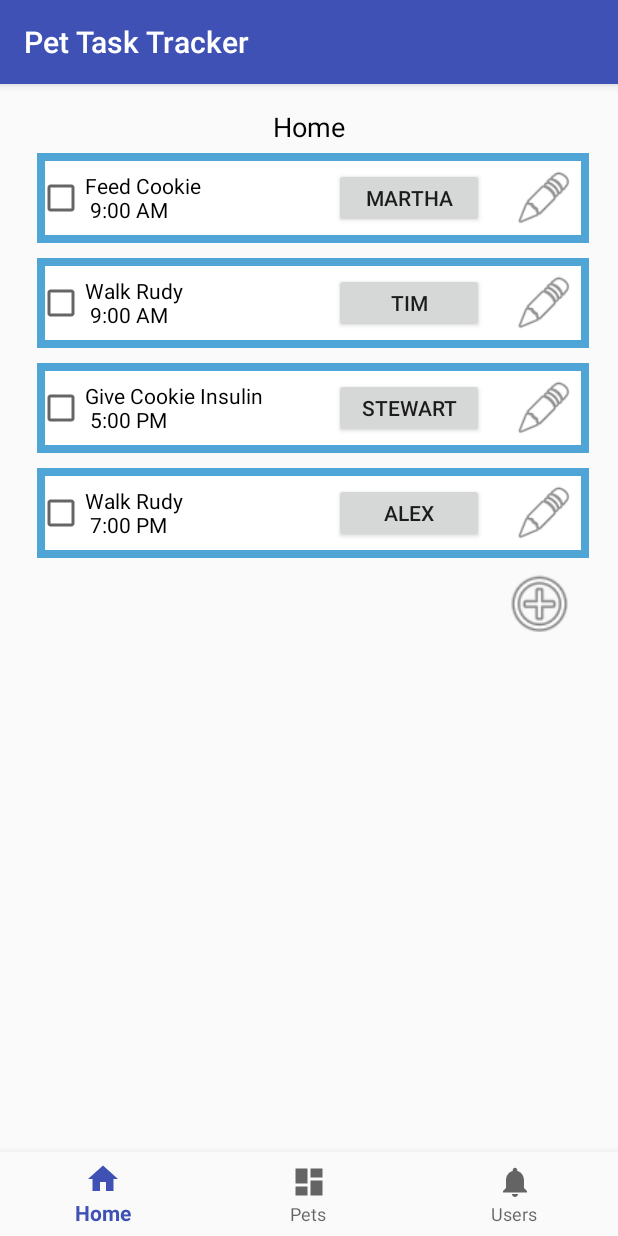
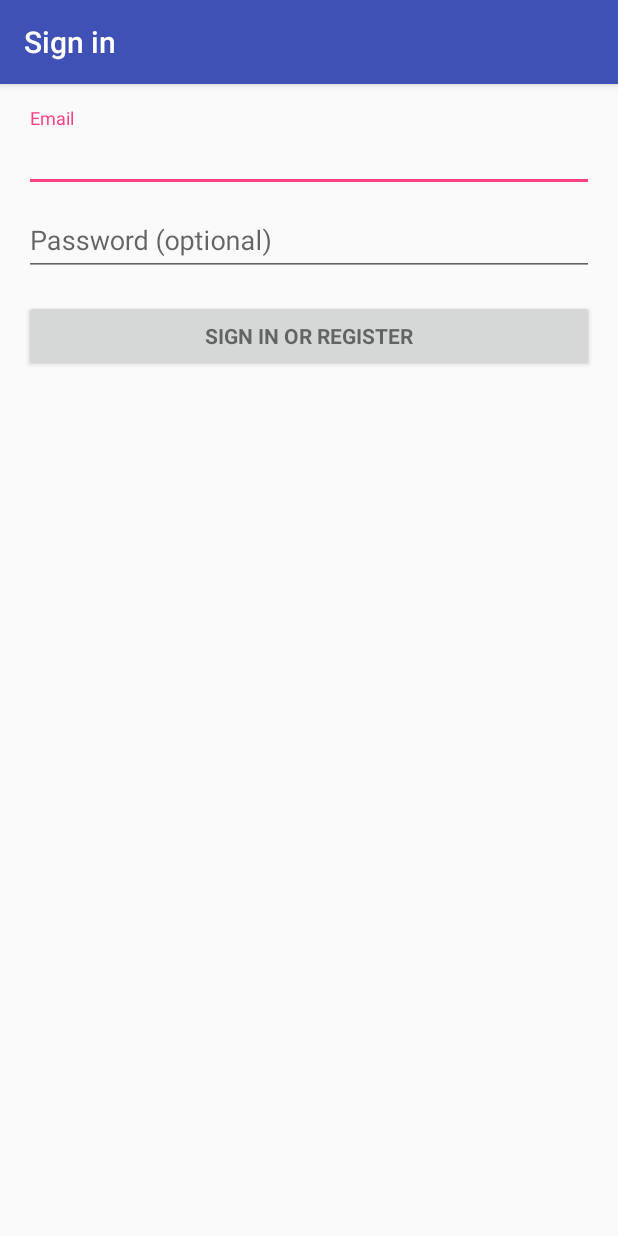
Before and after one commit to dregalbuto/pet-task-tracker-mirror, an Android app: the screen it shows after launch (MainActivity before the commit, LoginActivity after it), on a phone screen of 412 x 824 dp. Run offline under Robolectric (Android 15) with nearby library versions, the phone set to English and light mode, and no system bars; 2 statements that could not run were skipped.

Commit message:
added login screen mockup

```diff
--- /dev/null
+++ b/app/src/main/java/northeastern/is4300/pettasktracker/LoginActivity.java
@@ -0,0 +1,357 @@
+package northeastern.is4300.pettasktracker;
+
+import android.animation.Animator;
+import android.animation.AnimatorListenerAdapter;
+import android.annotation.TargetApi;
+import android.content.Intent;
+import android.content.pm.PackageManager;
+import android.support.annotation.NonNull;
+import android.support.design.widget.Snackbar;
+import android.support.v7.app.AppCompatActivity;
+import android.app.LoaderManager.LoaderCallbacks;
+
+import android.content.CursorLoader;
+import android.content.Loader;
+import android.database.Cursor;
+import android.net.Uri;
+import android.os.AsyncTask;
+
+import android.os.Build;
+import android.os.Bundle;
+import android.provider.ContactsContract;
+import android.text.TextUtils;
+import android.util.Log;
+import android.view.KeyEvent;
+import android.view.View;
+import android.view.View.OnClickListener;
+import android.view.inputmethod.EditorInfo;
+import android.widget.ArrayAdapter;
+import android.widget.AutoCompleteTextView;
+import android.widget.Button;
+import android.widget.EditText;
+import android.widget.TextView;
+
+import java.util.ArrayList;
+import java.util.List;
+
+import static android.Manifest.permission.READ_CONTACTS;
+
+/**
+ * A login screen that offers login via email/password.
+ */
+public class LoginActivity extends AppCompatActivity implements LoaderCallbacks<Cursor> {
+
+    /**
+     * Id to identity READ_CONTACTS permission request.
+     */
+    private static final int REQUEST_READ_CONTACTS = 0;
+
+    /**
+     * A dummy authentication store containing known user names and passwords.
+     * TODO: remove after connecting to a real authentication system.
+     */
+    private static final String[] DUMMY_CREDENTIALS = new String[]{
+            "foo@example.com:hello", "bar@example.com:world"
+    };
+    /**
+     * Keep track of the login task to ensure we can cancel it if requested.
+     */
+    private UserLoginTask mAuthTask = null;
+
+    // UI references.
+    private AutoCompleteTextView mEmailView;
+    private EditText mPasswordView;
+    private View mProgressView;
+    private View mLoginFormView;
+
+    @Override
+    protected void onCreate(Bundle savedInstanceState) {
+        super.onCreate(savedInstanceState);
+        setContentView(R.layout.activity_login);
+        // Set up the login form.
+        mEmailView = (AutoCompleteTextView) findViewById(R.id.email);
+        populateAutoComplete();
+
+        mPasswordView = (EditText) findViewById(R.id.password);
+        mPasswordView.setOnEditorActionListener(new TextView.OnEditorActionListener() {
+            @Override
+            public boolean onEditorAction(TextView textView, int id, KeyEvent keyEvent) {
+                if (id == EditorInfo.IME_ACTION_DONE || id == EditorInfo.IME_NULL) {
+                    attemptLogin();
+                    return true;
+                }
+                return false;
+            }
+        });
+
+        Button mEmailSignInButton = (Button) findViewById(R.id.email_sign_in_button);
+        mEmailSignInButton.setOnClickListener(new OnClickListener() {
+            @Override
+            public void onClick(View view) {
+                attemptLogin();
+            }
+        });
+
+        mLoginFormView = findViewById(R.id.login_form);
+        mProgressView = findViewById(R.id.login_progress);
+    }
+
+    private void populateAutoComplete() {
+        if (!mayRequestContacts()) {
+            return;
+        }
+
+        getLoaderManager().initLoader(0, null, this);
+    }
+
+    private boolean mayRequestContacts() {
+        if (Build.VERSION.SDK_INT < Build.VERSION_CODES.M) {
+            return true;
+        }
+        if (checkSelfPermission(READ_CONTACTS) == PackageManager.PERMISSION_GRANTED) {
+            return true;
+        }
+        if (shouldShowRequestPermissionRationale(READ_CONTACTS)) {
+            Snackbar.make(mEmailView, R.string.permission_rationale, Snackbar.LENGTH_INDEFINITE)
+                    .setAction(android.R.string.ok, new View.OnClickListener() {
+                        @Override
+                        @TargetApi(Build.VERSION_CODES.M)
+                        public void onClick(View v) {
+                            requestPermissions(new String[]{READ_CONTACTS}, REQUEST_READ_CONTACTS);
+                        }
+                    });
+        } else {
+            requestPermissions(new String[]{READ_CONTACTS}, REQUEST_READ_CONTACTS);
+        }
+        return false;
+    }
+
+    /**
+     * Callback received when a permissions request has been completed.
+     */
+    @Override
+    public void onRequestPermissionsResult(int requestCode, @NonNull String[] permissions,
+                                           @NonNull int[] grantResults) {
+        if (requestCode == REQUEST_READ_CONTACTS) {
+            if (grantResults.length == 1 && grantResults[0] == PackageManager.PERMISSION_GRANTED) {
+                populateAutoComplete();
+            }
+        }
+    }
+
+
+    /**
+     * Attempts to sign in or register the account specified by the login form.
+     * If there are form errors (invalid email, missing fields, etc.), the
+     * errors are presented and no actual login attempt is made.
+     */
+    private void attemptLogin() {
+
+        Intent i = new Intent(LoginActivity.this, MainActivity.class);
+        startActivity(i);
+
+        /* TODO make this work
+        if (mAuthTask != null) {
+            return;
+        }
+
+        // Reset errors.
+        mEmailView.setError(null);
+        mPasswordView.setError(null);
+
+        // Store values at the time of the login attempt.
+        String email = mEmailView.getText().toString();
+        String password = mPasswordView.getText().toString();
+
+        boolean cancel = false;
+        View focusView = null;
+
+        // Check for a valid password, if the user entered one.
+        if (!TextUtils.isEmpty(password) && !isPasswordValid(password)) {
+            mPasswordView.setError(getString(R.string.error_invalid_password));
+            focusView = mPasswordView;
+            cancel = true;
+        }
+
+        // Check for a valid email address.
+        if (TextUtils.isEmpty(email)) {
+            mEmailView.setError(getString(R.string.error_field_required));
+            focusView = mEmailView;
+            cancel = true;
+        } else if (!isEmailValid(email)) {
+            mEmailView.setError(getString(R.string.error_invalid_email));
+            focusView = mEmailView;
+            cancel = true;
+        }
+
+        if (cancel) {
+            // There was an error; don't attempt login and focus the first
+            // form field with an error.
+            focusView.requestFocus();
+        } else {
+            // Show a progress spinner, and kick off a background task to
+            // perform the user login attempt.
+            showProgress(true);
+            mAuthTask = new UserLoginTask(email, password);
+            mAuthTask.execute((Void) null);
+        }
+        */
+    }
+
+    private boolean isEmailValid(String email) {
+        //TODO: Replace this with your own logic
+        return email.contains("@");
+    }
+
+    private boolean isPasswordValid(String password) {
+        //TODO: Replace this with your own logic
+        return password.length() > 4;
+    }
+
+    /**
+     * Shows the progress UI and hides the login form.
+     */
+    @TargetApi(Build.VERSION_CODES.HONEYCOMB_MR2)
+    private void showProgress(final boolean show) {
+        // On Honeycomb MR2 we have the ViewPropertyAnimator APIs, which allow
+        // for very easy animations. If available, use these APIs to fade-in
+        // the progress spinner.
+        if (Build.VERSION.SDK_INT >= Build.VERSION_CODES.HONEYCOMB_MR2) {
+            int shortAnimTime = getResources().getInteger(android.R.integer.config_shortAnimTime);
+
+            mLoginFormView.setVisibility(show ? View.GONE : View.VISIBLE);
+            mLoginFormView.animate().setDuration(shortAnimTime).alpha(
+                    show ? 0 : 1).setListener(new AnimatorListenerAdapter() {
+                @Override
+                public void onAnimationEnd(Animator animation) {
+                    mLoginFormView.setVisibility(show ? View.GONE : View.VISIBLE);
+                }
+            });
+
+            mProgressView.setVisibility(show ? View.VISIBLE : View.GONE);
+            mProgressView.animate().setDuration(shortAnimTime).alpha(
+                    show ? 1 : 0).setListener(new AnimatorListenerAdapter() {
+                @Override
+                public void onAnimationEnd(Animator animation) {
+                    mProgressView.setVisibility(show ? View.VISIBLE : View.GONE);
+                }
+            });
+        } else {
+            // The ViewPropertyAnimator APIs are not available, so simply show
+            // and hide the relevant UI components.
+            mProgressView.setVisibility(show ? View.VISIBLE : View.GONE);
+            mLoginFormView.setVisibility(show ? View.GONE : View.VISIBLE);
+        }
+    }
+
+    @Override
+    public Loader<Cursor> onCreateLoader(int i, Bundle bundle) {
+        return new CursorLoader(this,
+                // Retrieve data rows for the device user's 'profile' contact.
+                Uri.withAppendedPath(ContactsContract.Profile.CONTENT_URI,
+                        ContactsContract.Contacts.Data.CONTENT_DIRECTORY), ProfileQuery.PROJECTION,
+
+                // Select only email addresses.
+                ContactsContract.Contacts.Data.MIMETYPE +
+                        " = ?", new String[]{ContactsContract.CommonDataKinds.Email
+                .CONTENT_ITEM_TYPE},
+
+                // Show primary email addresses first. Note that there won't be
+                // a primary email address if the user hasn't specified one.
+                ContactsContract.Contacts.Data.IS_PRIMARY + " DESC");
+    }
+
+    @Override
+    public void onLoadFinished(Loader<Cursor> cursorLoader, Cursor cursor) {
+        List<String> emails = new ArrayList<>();
+        cursor.moveToFirst();
+        while (!cursor.isAfterLast()) {
+            emails.add(cursor.getString(ProfileQuery.ADDRESS));
+            cursor.moveToNext();
+        }
+
+        addEmailsToAutoComplete(emails);
+    }
+
+    @Override
+    public void onLoaderReset(Loader<Cursor> cursorLoader) {
+
+    }
+
+    private void addEmailsToAutoComplete(List<String> emailAddressCollection) {
+        //Create adapter to tell the AutoCompleteTextView what to show in its dropdown list.
+        ArrayAdapter<String> adapter =
+                new ArrayAdapter<>(LoginActivity.this,
+                        android.R.layout.simple_dropdown_item_1line, emailAddressCollection);
+
+        mEmailView.setAdapter(adapter);
+    }
+
+
+    private interface ProfileQuery {
+        String[] PROJECTION = {
+                ContactsContract.CommonDataKinds.Email.ADDRESS,
+                ContactsContract.CommonDataKinds.Email.IS_PRIMARY,
+        };
+
+        int ADDRESS = 0;
+        int IS_PRIMARY = 1;
+    }
+
+    /**
+     * Represents an asynchronous login/registration task used to authenticate
+     * the user.
+     */
+    public class UserLoginTask extends AsyncTask<Void, Void, Boolean> {
+
+        private final String mEmail;
+        private final String mPassword;
+
+        UserLoginTask(String email, String password) {
+            mEmail = email;
+            mPassword = password;
+        }
+
+        @Override
+        protected Boolean doInBackground(Void... params) {
+            // TODO: attempt authentication against a network service.
+
+            try {
+                // Simulate network access.
+                Thread.sleep(2000);
+            } catch (InterruptedException e) {
+                return false;
+            }
+
+            for (String credential : DUMMY_CREDENTIALS) {
+                String[] pieces = credential.split(":");
+                if (pieces[0].equals(mEmail)) {
+                    // Account exists, return true if the password matches.
+                    return pieces[1].equals(mPassword);
+                }
+            }
+
+            // TODO: register the new account here.
+            return true;
+        }
+
+        @Override
+        protected void onPostExecute(final Boolean success) {
+            mAuthTask = null;
+            showProgress(false);
+
+            if (success) {
+                finish();
+            } else {
+                mPasswordView.setError(getString(R.string.error_incorrect_password));
+                mPasswordView.requestFocus();
+            }
+        }
+
+        @Override
+        protected void onCancelled() {
+            mAuthTask = null;
+            showProgress(false);
+        }
+    }
+}
--- /dev/null
+++ b/app/src/main/res/layout/activity_login.xml
@@ -0,0 +1,77 @@
+<LinearLayout xmlns:android="http://schemas.android.com/apk/res/android"
+    xmlns:tools="http://schemas.android.com/tools"
+    android:layout_width="match_parent"
+    android:layout_height="match_parent"
+    android:gravity="center_horizontal"
+    android:orientation="vertical"
+    android:paddingBottom="@dimen/activity_vertical_margin"
+    android:paddingLeft="@dimen/activity_horizontal_margin"
+    android:paddingRight="@dimen/activity_horizontal_margin"
+    android:paddingTop="@dimen/activity_vertical_margin"
+    tools:context="northeastern.is4300.pettasktracker.LoginActivity">
+
+    <!-- Login progress -->
+    <ProgressBar
+        android:id="@+id/login_progress"
+        style="?android:attr/progressBarStyleLarge"
+        android:layout_width="wrap_content"
+        android:layout_height="wrap_content"
+        android:layout_marginBottom="8dp"
+        android:visibility="gone" />
+
+    <ScrollView
+        android:id="@+id/login_form"
+        android:layout_width="match_parent"
+        android:layout_height="match_parent">
+
+        <LinearLayout
+            android:id="@+id/email_login_form"
+            android:layout_width="match_parent"
+            android:layout_height="wrap_content"
+            android:orientation="vertical">
+
+            <android.support.design.widget.TextInputLayout
+                android:layout_width="match_parent"
+                android:layout_height="wrap_content">
+
+                <AutoCompleteTextView
+                    android:id="@+id/email"
+                    android:layout_width="match_parent"
+                    android:layout_height="wrap_content"
+                    android:hint="@string/prompt_email"
+                    android:inputType="textEmailAddress"
+                    android:maxLines="1"
+                    android:singleLine="true" />
+
+            </android.support.design.widget.TextInputLayout>
+
+            <android.support.design.widget.TextInputLayout
+                android:layout_width="match_parent"
+                android:layout_height="wrap_content">
+
+                <EditText
+                    android:id="@+id/password"
+                    android:layout_width="match_parent"
+                    android:layout_height="wrap_content"
+                    android:hint="@string/prompt_password"
+                    android:imeActionId="6"
+                    android:imeActionLabel="@string/action_sign_in_short"
+                    android:imeOptions="actionUnspecified"
+                    android:inputType="textPassword"
+                    android:maxLines="1"
+                    android:singleLine="true" />
+
+            </android.support.design.widget.TextInputLayout>
+
+            <Button
+                android:id="@+id/email_sign_in_button"
+                style="?android:textAppearanceSmall"
+                android:layout_width="match_parent"
+                android:layout_height="wrap_content"
+                android:layout_marginTop="16dp"
+                android:text="@string/action_sign_in"
+                android:textStyle="bold" />
+
+        </LinearLayout>
+    </ScrollView>
+</LinearLayout>
--- a/app/src/main/res/values/strings.xml
+++ b/app/src/main/res/values/strings.xml
@@ -69,5 +69,19 @@
     </string-array>
     <string name="prompt_task_notes">Notes</string>
     <string name="button_task_confirm">Add Task</string>
+    <string name="title_activity_login">Sign in</string>
+
+    <!-- Strings related to login -->
+    <string name="prompt_email">Email</string>
+    <string name="prompt_password">Password (optional)</string>
+    <string name="action_sign_in">Sign in or register</string>
+    <string name="action_sign_in_short">Sign in</string>
+    <string name="error_invalid_email">This email address is invalid</string>
+    <string name="error_invalid_password">This password is too short</string>
+    <string name="error_incorrect_password">This password is incorrect</string>
+    <string name="error_field_required">This field is required</string>
+    <string name="permission_rationale">"Contacts permissions are needed for providing email
+        completions."
+    </string>
 
 </resources>
```
Also changed, not shown: app/src/main/AndroidManifest.xml (+11 -1 lines).
